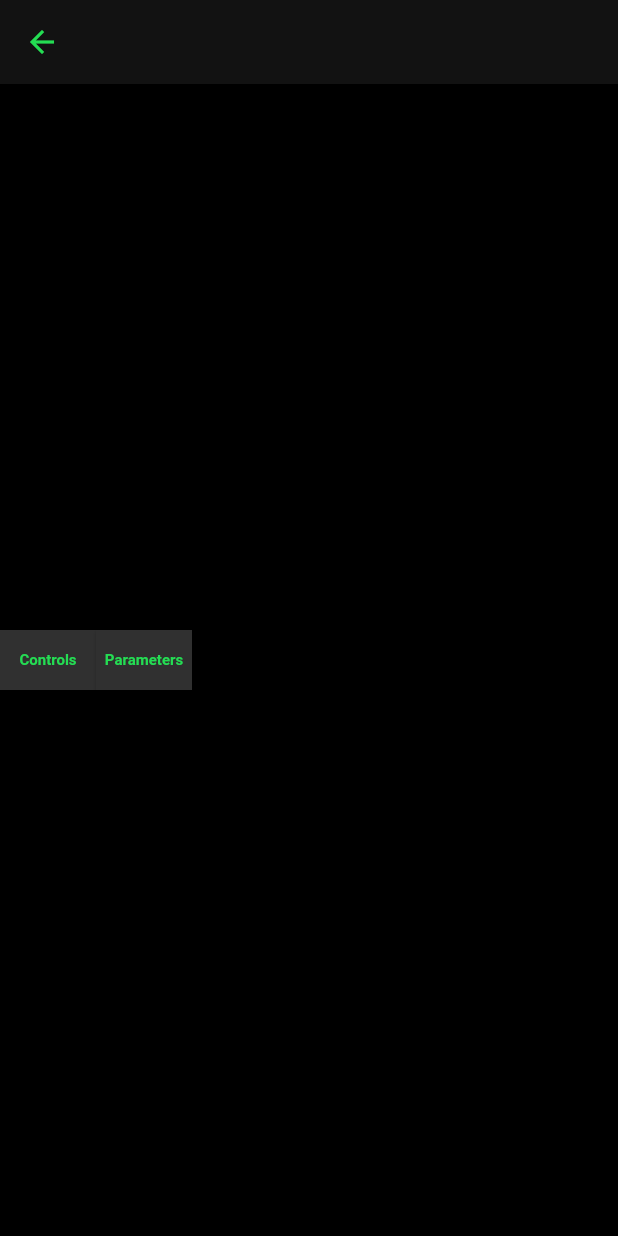
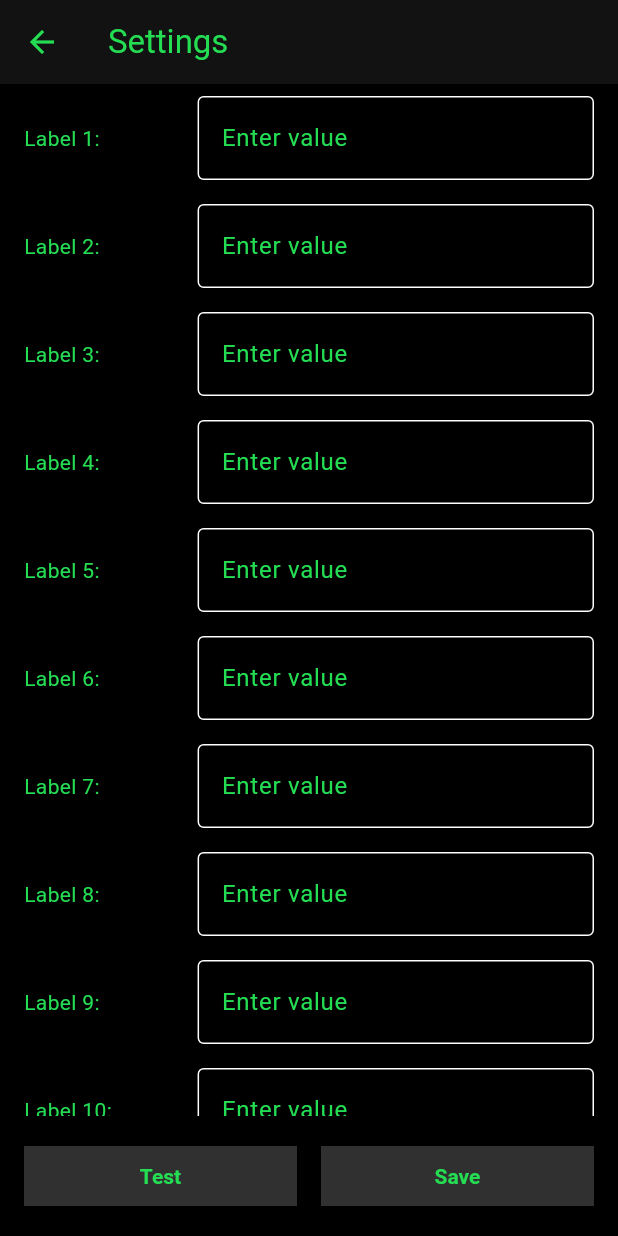
Before and after one commit to MathieuPlachot/SimplePilot, a Flutter app: the screen it shows after launch, after a tap on "Settings", on a phone screen of 412 x 824 dp. Run offline on Flutter 3.47's test engine with Material 3 defaults, Android fonts, the phone set to English and light mode, and no system bars.

Commit message:
Flutter app settings page

```diff
--- a/FlutterPilot/flutter_pilot/lib/first_screen.dart
+++ b/FlutterPilot/flutter_pilot/lib/first_screen.dart
@@ -107,7 +107,7 @@ class _FirstPageState extends State<FirstPage> {
       child:
         ElevatedButton(
           style: squareButtonStyle,
-          onPressed: () {Navigator.push(context, MaterialPageRoute(builder: (context) => SecondPage()));},
+          onPressed: () {Navigator.push(context, MaterialPageRoute(builder: (context) => LabeledFormView()));},
           child: Text(
             "Settings",
             softWrap: false,
--- a/FlutterPilot/flutter_pilot/lib/second_screen.dart
+++ b/FlutterPilot/flutter_pilot/lib/second_screen.dart
@@ -1,126 +1,85 @@
 import 'package:flutter/material.dart';
-import 'dart:convert';
-import 'package:flutter_pilot/udp_handler.dart';
 
+class LabeledFormView extends StatefulWidget {
+  @override
+  _LabeledFormViewState createState() => _LabeledFormViewState();
+}
 
-class SecondPage extends StatefulWidget {
-  const SecondPage({super.key});
+class _LabeledFormViewState extends State<LabeledFormView> {
+  final List<TextEditingController> _controllers = List.generate(
+    10,
+    (_) => TextEditingController(),
+  );
 
   @override
-  State<SecondPage> createState() => _SecondPageState();
-}
-
-class _SecondPageState extends State<SecondPage> {
-  final UDPHandler myUDPHandler = UDPHandler();
-  final ButtonStyle squareButtonStyle = ElevatedButton.styleFrom(
-    shape: const RoundedRectangleBorder(borderRadius: BorderRadius.zero),
-    padding: EdgeInsets.zero,
-  );
-
-  List<String> statusLabels1 = ["MODE:", "GPS:", "LNK:"];
-  List<String> statusValues1 = ["UNK", "UNK", "UNK"];
-  List<String> statusLabels2 = ["SET:", "CURRENT:"];
-  List<String> statusValues2 = ["UNK", "UNK"];
-
-  @override
-  void initState() {
-    super.initState();
-    myUDPHandler.setUpdateCallback(updateStatus);
-    myUDPHandler.listenIncomingUDP();
+  void dispose() {
+    for (var controller in _controllers) {
+      controller.dispose();
+    }
+    super.dispose();
   }
 
-  void updateStatus(String message) {
-    setState(() {
-      print(message);
-      final pilotStatusJson = json.decode(message);
-      statusValues1 = [pilotStatusJson["MODE"], pilotStatusJson["GPSSTATE"], pilotStatusJson["LNK"].toString()];
-      statusValues2 = [pilotStatusJson["SETPOINT"].toString(), pilotStatusJson["CURRENT"].toString()];
-    });
-  }
-
-  Widget paramAndValueText(String paramName, String paramValue, double fontSize){
-    return Text(
-      '$paramName\n$paramValue',
-      style: TextStyle(fontSize: fontSize, fontWeight: FontWeight.bold),
-      textAlign: TextAlign.center,
-    );
-  }
-
-  Widget buildTextRow(List<String> labels, List<String> values) {
-    return Expanded(
+  Widget _buildLabeledTextField(int index) {
+    return Padding(
+      padding: const EdgeInsets.symmetric(vertical: 8.0, horizontal: 16.0),
       child: Row(
-        children: List.generate(labels.length, (index) {
-          return Expanded(
-            child: Padding(
-              padding: const EdgeInsets.all(4.0),
-              child: LayoutBuilder(
-                builder: (context, constraints) {
-                  double fontSize = constraints.maxHeight * 0.2;
-                  return SizedBox.expand(
-                    child: paramAndValueText(labels[index],values[index], fontSize),
-                  );
-                },
+        children: [
+          Expanded(
+            flex: 2,
+            child: Text('Label ${index + 1}:'),
+          ),
+          SizedBox(width: 10),
+          Expanded(
+            flex: 5,
+            child: TextField(
+              controller: _controllers[index],
+              decoration: InputDecoration(
+                border: OutlineInputBorder(),
+                hintText: 'Enter value',
               ),
             ),
-          );
-        }),
+          ),
+        ],
       ),
-    );
-  }
-
-  Widget pilotCommandButton(String label, double fontSize){
-    return ElevatedButton(
-      style: squareButtonStyle,
-      onPressed: () => myUDPHandler.sendUDPMessage(label),
-      child: Text(
-        label,
-        softWrap: false,
-        style: TextStyle(fontSize: fontSize, fontWeight: FontWeight.bold),)
-    );
-  }
-
-  Widget buildButtonRow(List<String> labels) {
-    return Expanded(
-      child: Row(
-        children: labels.map((label) {
-          return Expanded(
-            child: Padding(
-              padding: EdgeInsets.all(4.0),
-              child: LayoutBuilder(
-                builder: (context, constraints) {
-                  double fontSize = constraints.maxHeight * 0.2;
-                  return SizedBox.expand(
-                    child: pilotCommandButton(label, fontSize),
-                  );
-                },
-              ),
-            ),
-          );
-        }).toList(),
-      ),
-    );
-  }
-
-
-
-  Widget settingsButtonsRow(){
-    return Expanded(
-      child: Row(
-        children: [
-          pilotCommandButton("Controls", 10),
-          pilotCommandButton("Parameters", 10),
-        ]
-      )
     );
   }
 
   @override
   Widget build(BuildContext context) {
     return Scaffold(
-      appBar: AppBar(title: const Text('')),
+      appBar: AppBar(title: Text('Settings')),
       body: Column(
         children: [
-          settingsButtonsRow(),
+          Expanded(
+            child: ListView.builder(
+              itemCount: _controllers.length,
+              itemBuilder: (context, index) => _buildLabeledTextField(index),
+            ),
+          ),
+          Padding(
+            padding: const EdgeInsets.all(16.0),
+            child: Row(
+              children: [
+                Expanded(
+                  child: ElevatedButton(
+                    onPressed: () {
+                      // Handle first button press
+                    },
+                    child: Text('Test'),
+                  ),
+                ),
+                SizedBox(width: 16),
+                Expanded(
+                  child: ElevatedButton(
+                    onPressed: () {
+                      // Handle second button press
+                    },
+                    child: Text('Save'),
+                  ),
+                ),
+              ],
+            ),
+          ),
         ],
       ),
     );
```
